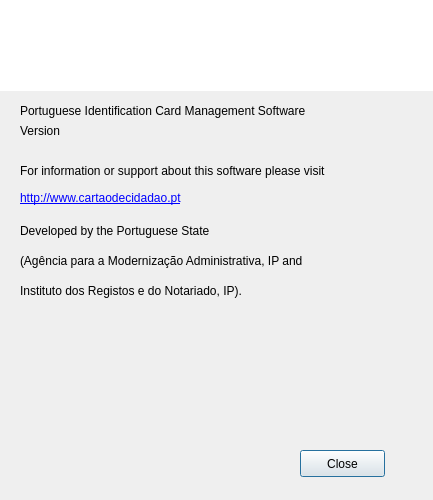
Old version of the form pteid-mw-pt/_src/eidmw/eidgui/dlgAbout.ui in the repository amagovpt/autenticacao.gov.
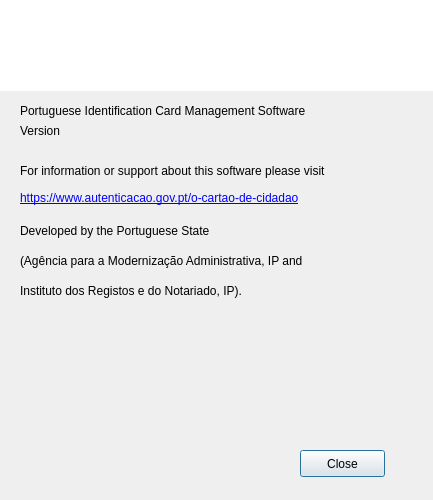
New version of the form. Icons and pictures are not drawn.

Commit message: Update link to CC website in About Dialog

The edit to the form file:
```diff
--- a/pteid-mw-pt/_src/eidmw/eidgui/dlgAbout.ui
+++ b/pteid-mw-pt/_src/eidmw/eidgui/dlgAbout.ui
@@ -147,12 +147,12 @@
     <rect>
      <x>20</x>
      <y>190</y>
-     <width>241</width>
+     <width>361</width>
      <height>17</height>
     </rect>
    </property>
    <property name="text">
-    <string>&lt;a href=&quot;http://www.cartaodecidadao.pt&quot;&gt; http://www.cartaodecidadao.pt</string>
+    <string>&lt;a href=&quot;https://www.autenticacao.gov.pt/o-cartao-de-cidadao&quot;&gt; https://www.autenticacao.gov.pt/o-cartao-de-cidadao</string>
    </property>
    <property name="openExternalLinks">
     <bool>true</bool>
```
